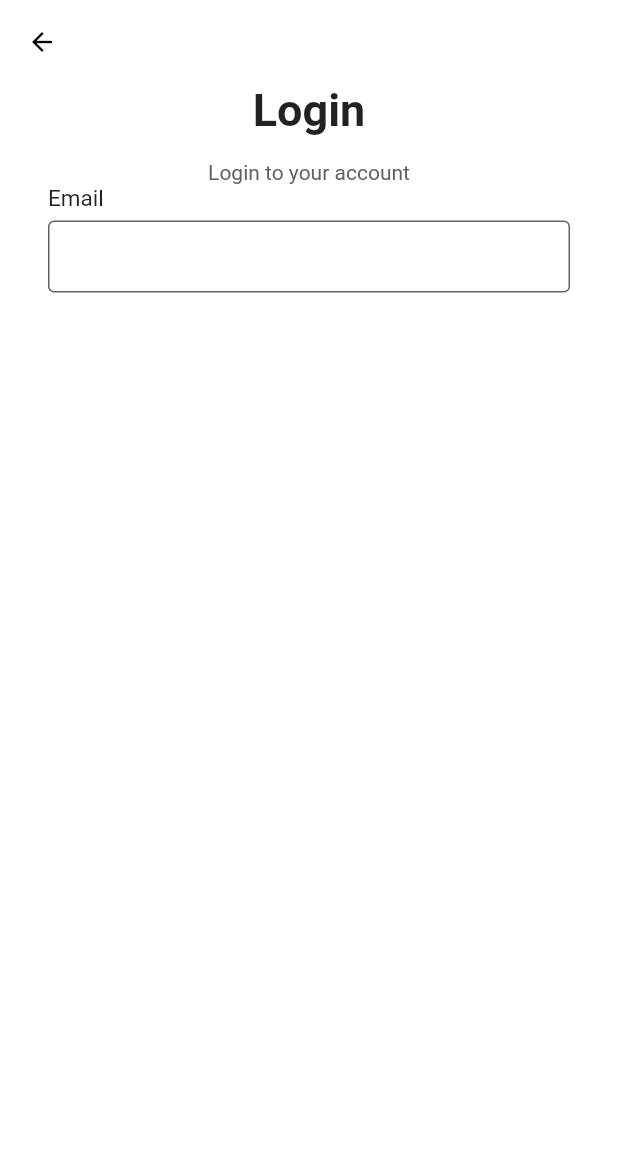
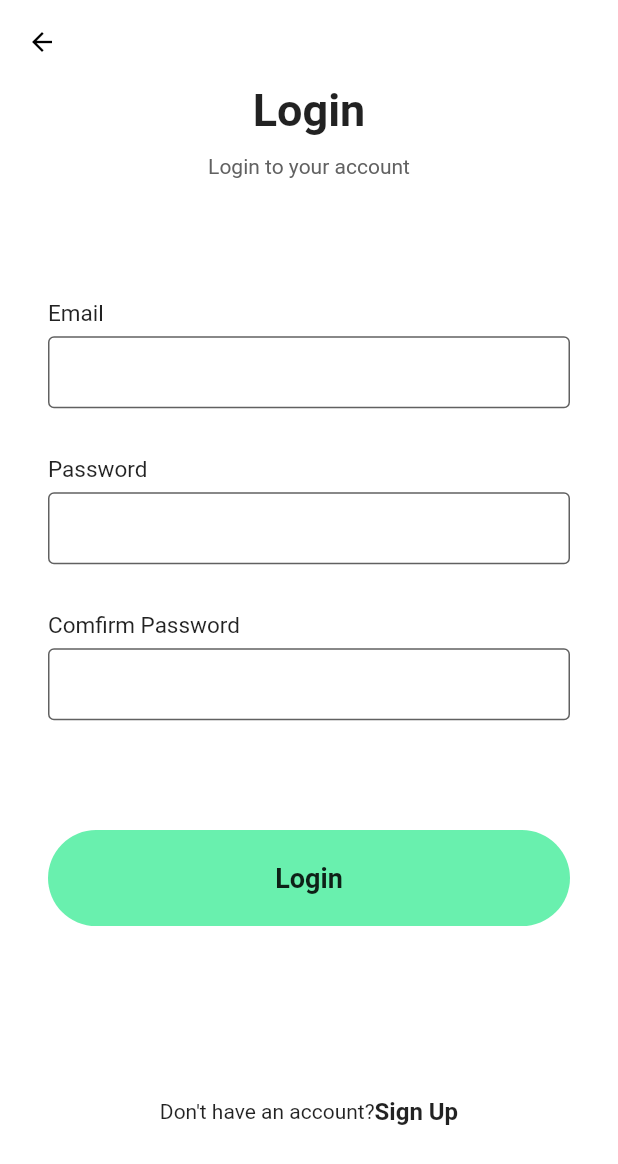
Before and after one commit to tinkukosta/LoginSignUp, a Flutter app: the LoginPage screen opened directly, on a phone screen of 412 x 824 dp. Shown: the top 1164 px of the screen. Run offline on Flutter 3.47's test engine with Material 2 defaults, Android fonts, the phone set to English and light mode, and no system bars.

Commit message:
login complte

```diff
--- a/lib/login.dart
+++ b/lib/login.dart
@@ -5,6 +5,7 @@ class LoginPage extends StatelessWidget {
   @override
   Widget build(BuildContext context) {
     return Scaffold(
+      resizeToAvoidBottomInset: false,
       backgroundColor: Colors.white,
       appBar: AppBar(
         brightness: Brightness.light,
@@ -25,6 +26,7 @@ class LoginPage extends StatelessWidget {
        height: MediaQuery.of(context).size.height,
           width: double.infinity,
           child: Column(
+            mainAxisAlignment: MainAxisAlignment.spaceBetween,
             children: <Widget>[
               Column(
                 children: <Widget>[
@@ -35,12 +37,13 @@ class LoginPage extends StatelessWidget {
                         fontWeight: FontWeight.bold,
                         fontSize: 30,
                       ),),
-                      SizedBox(height: 16,),
+                      SizedBox(height: 12,),
                       Text("Login to your account",
                         style: TextStyle(
                           color: Colors.grey[700],
                           fontSize: 14,
                         ),),
+                      SizedBox(height: 40,),
                     ],
                   ),
                 ],
@@ -50,10 +53,60 @@ class LoginPage extends StatelessWidget {
                child: Column(
                  children: <Widget>[
                    makeInput(label: "Email"),
+                   makeInput(label: "Password", obscureText: true),
+                   makeInput(label: "Comfirm Password", obscureText: true),
                  ],
                ),
-             )
+             ),
+              Padding(
+                  padding:EdgeInsets.symmetric(horizontal: 32),
+                  child: Container(
+                    // padding: EdgeInsets.only(top: 3, left: 3),
+                    decoration: BoxDecoration(
+                      borderRadius: BorderRadius.circular(60),
+                      // border: Border(
+                      //   bottom: BorderSide(color:  Colors.black),
+                      //   top: BorderSide(color:  Colors.black),
+                      //   left: BorderSide(color:  Colors.black),
+                      //   right: BorderSide(color:  Colors.black),
+                      // )
+
+                    ),
+                    child:  MaterialButton(
+                      minWidth: double.infinity,
+                      height: 64,
+                      onPressed: (){},
+                      color: Colors.greenAccent,
+                      elevation: 0,
+                      shape: RoundedRectangleBorder(
+
+                          borderRadius: BorderRadius.circular(60)
+                      ),
+                      child: Text("Login",
+                        style: TextStyle(
+                          fontWeight: FontWeight.w600,
+                          fontSize: 18,
+                        ),),
+                    ),
+                  )
+
+              ),
+            SizedBox(height: 32,),
+            Row(
+              mainAxisAlignment: MainAxisAlignment.center,
+              children: [
+                Text("Don't have an account?"),
+                Text("Sign Up",style: TextStyle(
+                  fontWeight: FontWeight.w600,
+                  fontSize: 16,
+                ),),
+
+              ],
+
+            ),
+              SizedBox(height: 32,)
             ],
+
           ),
       ),
     );
@@ -83,7 +136,8 @@ class LoginPage extends StatelessWidget {
               )
             )
           ),
-        )
+        ),
+        SizedBox(height: 32,)
       ],
     );
   }
--- a/lib/main.dart
+++ b/lib/main.dart
@@ -1,12 +1,12 @@
 import 'package:flutter/cupertino.dart';
 import 'package:flutter/material.dart';
-// import 'package:travelapp/login.dart';
+import 'package:travelapp/login.dart';
 void main(){
   runApp(
     MaterialApp(
 
       debugShowCheckedModeBanner: false,
-      home: HomePage(),
+      home: LoginPage(),
     )
 
   );
@@ -78,12 +78,12 @@ class HomePage extends StatelessWidget {
                     //padding: EdgeInsets.only(top: 3, left: 3),
                     decoration: BoxDecoration(
                        borderRadius: BorderRadius.circular(60),
-                      // //border: Border(
-                      //   bottom: BorderSide(color:  Colors.black),
-                      //   top: BorderSide(color:  Colors.black),
-                      //   left: BorderSide(color:  Colors.black),
-                      //   right: BorderSide(color:  Colors.black),
-                      // )
+                     // border: Border(
+                     //    bottom: BorderSide(color:  Colors.black),
+                     //    top: BorderSide(color:  Colors.black),
+                     //    left: BorderSide(color:  Colors.black),
+                     //    right: BorderSide(color:  Colors.black),
+                     //  )
 
                     ),
                     child:  MaterialButton(
```
Also changed, not shown: pubspec.lock.
